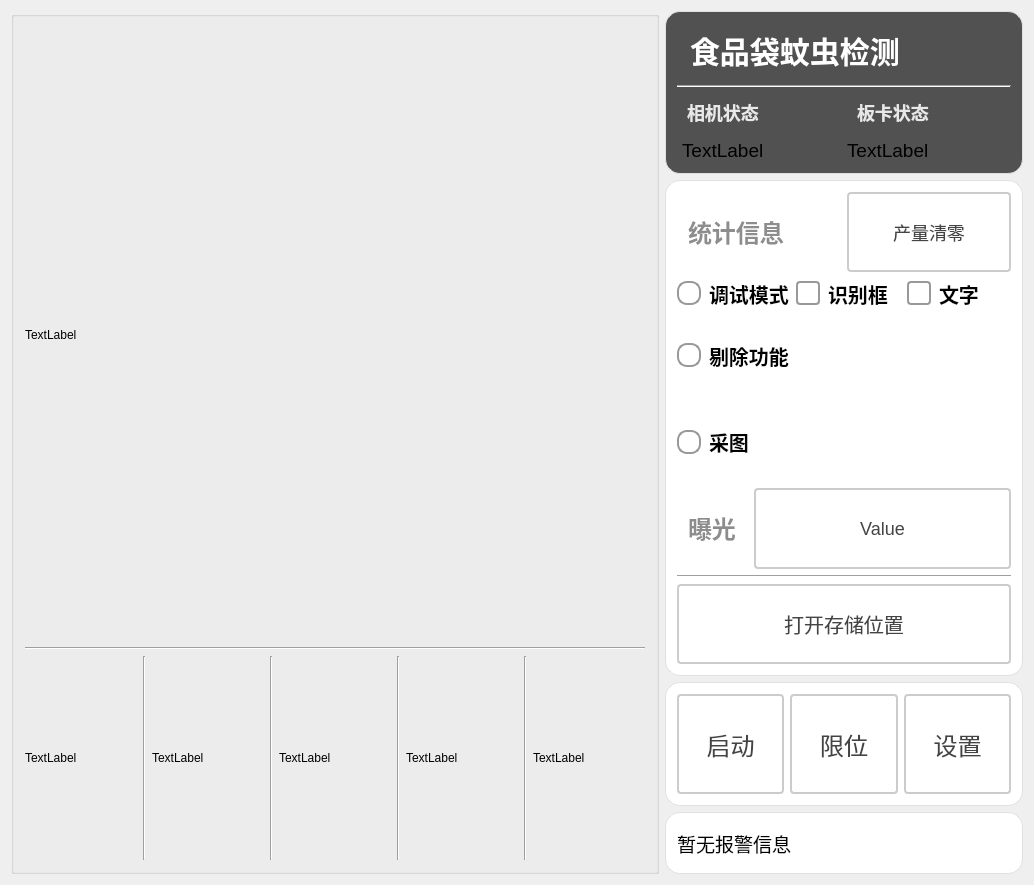
Old version of the form MosquitoDetectionOfFoodBags/ui/MDOFoodBags.ui in the repository WIND-ROAD-RUN/MosquitoDetectionOfFoodBags.
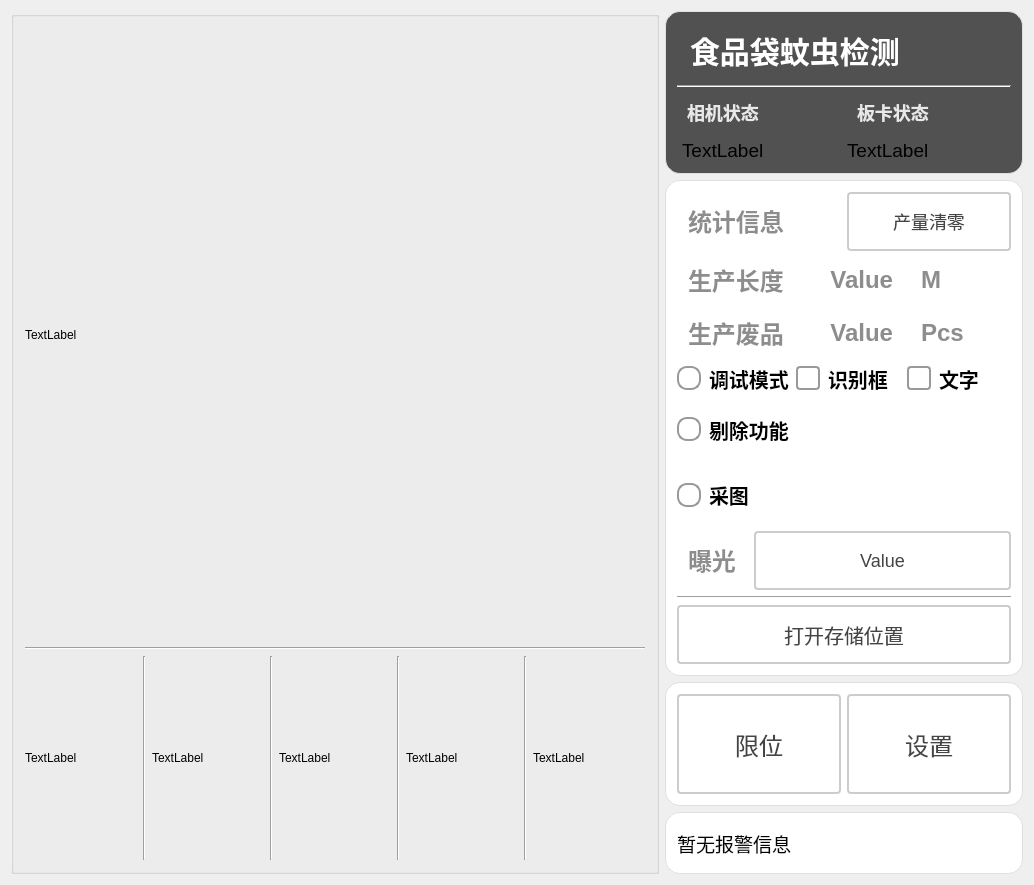
New version of the form. Icons and pictures are not drawn.

Commit message: 增加生产长度与废品数量

```diff
--- a/MosquitoDetectionOfFoodBags/ui/MDOFoodBags.ui
+++ b/MosquitoDetectionOfFoodBags/ui/MDOFoodBags.ui
@@ -387,7 +387,7 @@
           </property>
           <layout class="QGridLayout" name="gridLayout_3">
            <item row="0" column="0">
-            <layout class="QVBoxLayout" name="verticalLayout" stretch="1,1,1,1,1,1,1">
+            <layout class="QVBoxLayout" name="verticalLayout" stretch="1,0,0,1,1,1,1,1,1">
              <item>
               <layout class="QHBoxLayout" name="hLayout_info" stretch="1,1">
                <item>
@@ -444,6 +444,128 @@
                </item>
               </layout>
              </item>
+             <item>
+              <layout class="QHBoxLayout" name="horizontalLayout_9" stretch="1,1,1">
+               <item>
+                <widget class="QLabel" name="label_2">
+                 <property name="styleSheet">
+                  <string notr="true">QLabel {
+       font-size: 24px;        
+       font-weight: bold;        
+       color:  rgb(141, 141, 141);       
+       padding: 5px 5px;     
+       border-bottom: 2px solid #cccccc; 
+    }</string>
+                 </property>
+                 <property name="text">
+                  <string>生产长度</string>
+                 </property>
+                 <property name="alignment">
+                  <set>Qt::AlignmentFlag::AlignLeading|Qt::AlignmentFlag::AlignLeft|Qt::AlignmentFlag::AlignVCenter</set>
+                 </property>
+                </widget>
+               </item>
+               <item>
+                <widget class="QLabel" name="lb_productionLength">
+                 <property name="styleSheet">
+                  <string notr="true">QLabel {
+       font-size: 24px;        
+       font-weight: bold;        
+       color:  rgb(141, 141, 141);       
+       padding: 5px 5px;     
+       border-bottom: 2px solid #cccccc; 
+    }</string>
+                 </property>
+                 <property name="text">
+                  <string>Value</string>
+                 </property>
+                 <property name="alignment">
+                  <set>Qt::AlignmentFlag::AlignRight|Qt::AlignmentFlag::AlignTrailing|Qt::AlignmentFlag::AlignVCenter</set>
+                 </property>
+                </widget>
+               </item>
+               <item>
+                <widget class="QLabel" name="label_6">
+                 <property name="styleSheet">
+                  <string notr="true">QLabel {
+       font-size: 24px;        
+       font-weight: bold;        
+       color:  rgb(141, 141, 141);       
+       padding: 5px 5px;     
+       border-bottom: 2px solid #cccccc; 
+    }</string>
+                 </property>
+                 <property name="text">
+                  <string>M</string>
+                 </property>
+                 <property name="alignment">
+                  <set>Qt::AlignmentFlag::AlignLeading|Qt::AlignmentFlag::AlignLeft|Qt::AlignmentFlag::AlignVCenter</set>
+                 </property>
+                </widget>
+               </item>
+              </layout>
+             </item>
+             <item>
+              <layout class="QHBoxLayout" name="horizontalLayout_10" stretch="1,1,1">
+               <item>
+                <widget class="QLabel" name="label_3">
+                 <property name="styleSheet">
+                  <string notr="true">QLabel {
+       font-size: 24px;        
+       font-weight: bold;        
+       color:  rgb(141, 141, 141);       
+       padding: 5px 5px;     
+       border-bottom: 2px solid #cccccc; 
+    }</string>
+                 </property>
+                 <property name="text">
+                  <string>生产废品</string>
+                 </property>
+                 <property name="alignment">
+                  <set>Qt::AlignmentFlag::AlignLeading|Qt::AlignmentFlag::AlignLeft|Qt::AlignmentFlag::AlignVCenter</set>
+                 </property>
+                </widget>
+               </item>
+               <item>
+                <widget class="QLabel" name="lb_wasteCount">
+                 <property name="styleSheet">
+                  <string notr="true">QLabel {
+       font-size: 24px;        
+       font-weight: bold;        
+       color:  rgb(141, 141, 141);       
+       padding: 5px 5px;     
+       border-bottom: 2px solid #cccccc; 
+    }</string>
+                 </property>
+                 <property name="text">
+                  <string>Value</string>
+                 </property>
+                 <property name="alignment">
+                  <set>Qt::AlignmentFlag::AlignRight|Qt::AlignmentFlag::AlignTrailing|Qt::AlignmentFlag::AlignVCenter</set>
+                 </property>
+                </widget>
+               </item>
+               <item>
+                <widget class="QLabel" name="label_7">
+                 <property name="styleSheet">
+                  <string notr="true">QLabel {
+       font-size: 24px;        
+       font-weight: bold;        
+       color:  rgb(141, 141, 141);       
+       padding: 5px 5px;     
+       border-bottom: 2px solid #cccccc; 
+    }</string>
+                 </property>
+                 <property name="text">
+                  <string>Pcs</string>
+                 </property>
+                 <property name="alignment">
+                  <set>Qt::AlignmentFlag::AlignLeading|Qt::AlignmentFlag::AlignLeft|Qt::AlignmentFlag::AlignVCenter</set>
+                 </property>
+                </widget>
+               </item>
+              </layout>
+             </item>
              <item>
               <layout class="QHBoxLayout" name="horizontalLayout_4" stretch="1,1,1">
                <item>
@@ -918,39 +1040,6 @@
            <string/>
           </property>
           <layout class="QHBoxLayout" name="horizontalLayout_3">
-           <item>
-            <widget class="QPushButton" name="pbtn_start">
-             <property name="sizePolicy">
-              <sizepolicy hsizetype="Expanding" vsizetype="Expanding">
-               <horstretch>0</horstretch>
-               <verstretch>0</verstretch>
-              </sizepolicy>
-             </property>
-             <property name="styleSheet">
-              <string notr="true">QPushButton {
-    padding: 6px 14px;
-    border: 2px solid #CCC;
-    border-radius: 4px;
-    background-color: white;
-    color: #444;
-    font-size: 24px; 
-}
-
-QPushButton:hover {
-    border-color: #999;
-    background-color: #F5F5F5;
-}
-
-QPushButton:pressed {
-    border-color: #777;
-    background-color: #EEE;
-}</string>
-             </property>
-             <property name="text">
-              <string>启动</string>
-             </property>
-            </widget>
-           </item>
            <item>
             <widget class="QPushButton" name="pbtn_limit">
              <property name="sizePolicy">
```
The commit also changes 9 other files.
